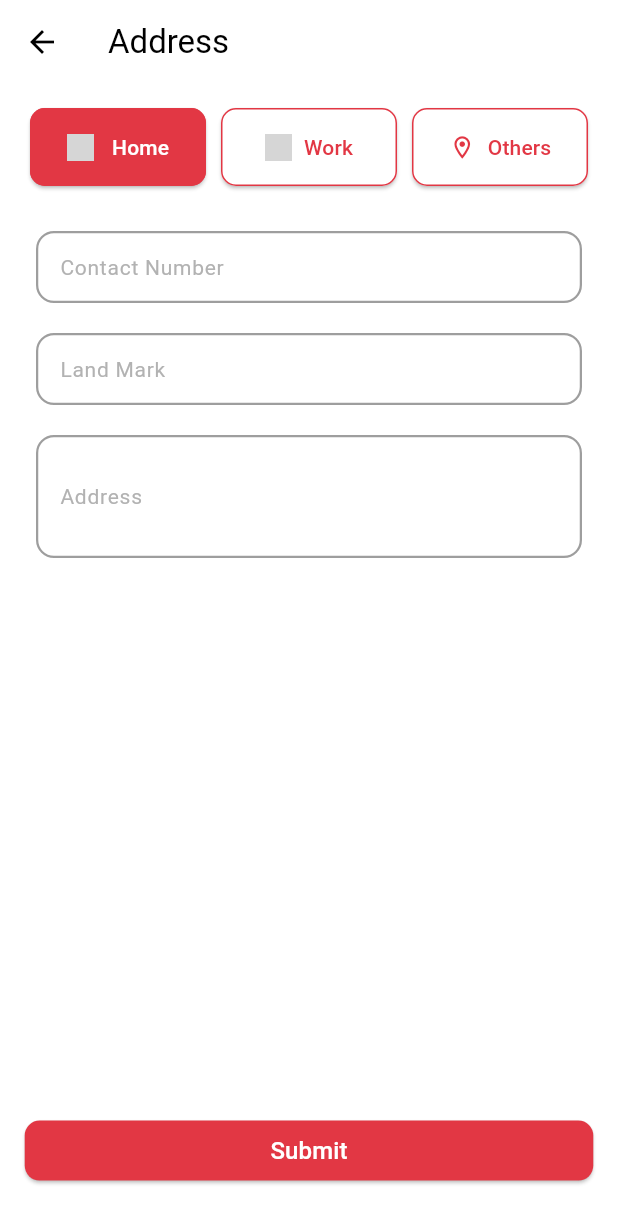
After one commit to workahr/QCF_User, a Flutter app: the EditAddresspage screen opened directly, on a phone screen of 412 x 824 dp. The commit adds this screen. Shown: the top 1224 px of the screen. Run offline on Flutter 3.47's test engine with Material 3 defaults, Android fonts, the light colour scheme and no system bars; our stand-ins replace carousel_slider, dots_indicator, dotted_border, dotted_line, dropdown_search, flutter_spinkit and 4 more; accounts and stored records are empty; grey boxes are pictures that could not be loaded.

Commit message:
profile and address page finished

```diff
--- /dev/null
+++ b/lib/address/edit_addresspage.dart
@@ -0,0 +1,234 @@
+import 'package:flutter/material.dart';
+import 'package:namfood/constants/app_colors.dart';
+import 'package:namfood/constants/constants.dart';
+import 'package:namfood/widgets/custom_text_field.dart';
+
+import '../widgets/button_widget.dart';
+
+class EditAddresspage extends StatefulWidget {
+  const EditAddresspage({super.key});
+
+  @override
+  State<EditAddresspage> createState() => _EditAddresspageState();
+}
+
+class _EditAddresspageState extends State<EditAddresspage> {
+  int _selectedIndex = 0; // Track the selected tab
+
+  // Method to change the tab
+  void _onTabSelected(int index) {
+    setState(() {
+      _selectedIndex = index;
+    });
+  }
+
+  @override
+  Widget build(BuildContext context) {
+    var screenHeight = MediaQuery.of(context).size.height;
+    var screenWidth = MediaQuery.of(context).size.width;
+
+    return Scaffold(
+      appBar: AppBar(
+        title: Text('Address'),
+      ),
+      body: Padding(
+        padding: EdgeInsets.symmetric(vertical: 16, horizontal: 20.0),
+        child: Column(
+          children: [
+            // Custom Tab Bar with ElevatedButtons
+            Row(
+              mainAxisAlignment: MainAxisAlignment.spaceAround,
+              children: [
+                // Home Tab
+                Expanded(
+                  flex: 2,
+                  child: ElevatedButton(
+                    onPressed: () => _onTabSelected(0),
+                    style: ElevatedButton.styleFrom(
+                      foregroundColor:
+                          _selectedIndex == 0 ? Colors.white : AppColors.red,
+                      backgroundColor:
+                          _selectedIndex == 0 ? AppColors.red : Colors.white,
+                      shape: RoundedRectangleBorder(
+                        borderRadius: BorderRadius.circular(10),
+                        side: BorderSide(color: AppColors.red),
+                      ),
+                      padding: EdgeInsets.symmetric(vertical: 16.0),
+                    ),
+                    child: Row(
+                      mainAxisAlignment: MainAxisAlignment.center,
+                      children: [
+                        Image.asset(
+                          _selectedIndex == 0
+                              ? AppAssets.home_white
+                              : AppAssets.home_red,
+                          width: 18,
+                          height: 18,
+                        ),
+                        SizedBox(width: 12),
+                        Text('Home'),
+                      ],
+                    ),
+                  ),
+                ),
+                SizedBox(width: 10),
+
+                // Work Tab
+                Expanded(
+                  flex: 2,
+                  child: ElevatedButton(
+                    onPressed: () => _onTabSelected(1),
+                    style: ElevatedButton.styleFrom(
+                      foregroundColor:
+                          _selectedIndex == 1 ? Colors.white : AppColors.red,
+                      backgroundColor:
+                          _selectedIndex == 1 ? AppColors.red : Colors.white,
+                      shape: RoundedRectangleBorder(
+                        borderRadius: BorderRadius.circular(10),
+                        side: BorderSide(color: AppColors.red),
+                      ),
+                      padding: EdgeInsets.symmetric(vertical: 16.0),
+                    ),
+                    child: Row(
+                      mainAxisAlignment: MainAxisAlignment.center,
+                      children: [
+                        Image.asset(
+                          _selectedIndex == 1
+                              ? AppAssets.work_white
+                              : AppAssets.work_red,
+                          width: 18,
+                          height: 18,
+                        ),
+                        SizedBox(width: 8),
+                        Text('Work'),
+                      ],
+                    ),
+                  ),
+                ),
+                SizedBox(width: 10),
+
+                // Others Tab
+                Expanded(
+                  flex: 2,
+                  child: ElevatedButton(
+                    onPressed: () => _onTabSelected(2),
+                    style: ElevatedButton.styleFrom(
+                      foregroundColor:
+                          _selectedIndex == 2 ? Colors.white : AppColors.red,
+                      backgroundColor:
+                          _selectedIndex == 2 ? AppColors.red : Colors.white,
+                      shape: RoundedRectangleBorder(
+                        borderRadius: BorderRadius.circular(10),
+                        side: BorderSide(color: AppColors.red),
+                      ),
+                      padding: EdgeInsets.symmetric(vertical: 16.0),
+                    ),
+                    child: Row(
+                      mainAxisAlignment: MainAxisAlignment.center,
+                      children: [
+                        Icon(
+                          Icons.location_on_outlined,
+                          color: _selectedIndex == 2
+                              ? Colors.white
+                              : AppColors.red,
+                        ),
+                        SizedBox(width: 8),
+                        Text('Others'),
+                      ],
+                    ),
+                  ),
+                ),
+              ],
+            ),
+            SizedBox(height: 20),
+
+            // Content for each tab
+            Expanded(
+              child: IndexedStack(
+                index: _selectedIndex, // Display the selected tab's content
+                children: [
+                  Column(
+                    children: [
+                      CustomeTextField(
+                        borderColor: AppColors.grey,
+                        labelText: 'Contact Number',
+                        width: screenWidth,
+                      ),
+                      CustomeTextField(
+                        borderColor: AppColors.grey,
+                        labelText: 'Land Mark',
+                        width: screenWidth,
+                      ),
+                      CustomeTextField(
+                        borderColor: AppColors.grey,
+                        labelText: 'Address',
+                        lines: 3,
+                        width: screenWidth,
+                      ),
+                    ],
+                  ),
+                  Column(
+                    children: [
+                      CustomeTextField(
+                        borderColor: AppColors.grey,
+                        labelText: 'Save As',
+                        width: screenWidth,
+                      ),
+                      CustomeTextField(
+                        borderColor: AppColors.grey,
+                        labelText: 'Contact Number',
+                        width: screenWidth,
+                      ),
+                      CustomeTextField(
+                        borderColor: AppColors.grey,
+                        labelText: 'Land Mark',
+                        width: screenWidth,
+                      ),
+                      CustomeTextField(
+                        borderColor: AppColors.grey,
+                        labelText: 'Address',
+                        lines: 3,
+                        width: screenWidth,
+                      ),
+                    ],
+                  ),
+                  Column(
+                    children: [
+                      CustomeTextField(
+                        borderColor: AppColors.grey,
+                        labelText: 'Contact Number',
+                        width: screenWidth,
+                      ),
+                      CustomeTextField(
+                        borderColor: AppColors.grey,
+                        labelText: 'Land Mark',
+                        width: screenWidth,
+                      ),
+                      CustomeTextField(
+                        borderColor: AppColors.grey,
+                        labelText: 'Address',
+                        lines: 3,
+                        width: screenWidth,
+                      ),
+                    ],
+                  ),
+                ],
+              ),
+            ),
+          ],
+        ),
+      ),
+      bottomSheet: Padding(
+        padding: EdgeInsets.symmetric(
+            vertical: screenHeight * 0.04, horizontal: screenWidth * 0.04),
+        child: ButtonWidget(
+          borderRadius: 10,
+          title: "Submit",
+          width: screenWidth,
+          color: AppColors.red,
+          onTap: () {},
+        ),
+      ),
+    );
+  }
+}
--- a/lib/constants/app_assets.dart
+++ b/lib/constants/app_assets.dart
@@ -100,4 +100,14 @@ class AppAssets {
   static const String profilepayment = 'images/profile_payment.png';
   static const String profilesettings = 'images/profile_setting.png';
   static const String genderal = 'images/genderal.png';
+  static const String address = "assets/images/address.png";
+
+  static const String home_black = 'images/Home_black.png';
+  static const String home_white = 'images/home_white.png';
+  static const String home_red = 'images/home_red.png';
+  static const String work_black = 'images/work_black.png';
+  static const String work_red = 'images/work_red.png';
+  static const String work_white = 'images/work_white.png';
+
+  static const String profileavathar = 'images/profileavathar.png';
 }
--- a/lib/constants/app_colors.dart
+++ b/lib/constants/app_colors.dart
@@ -101,6 +101,7 @@ class AppColors {
   static const Color blue = Color(0xFF2F64FE);
   static const Color bluetone = Color(0xFF91A0B8);
   static const Color n_black = Color(0xFF000000);
+  static const Color white = Color(0xFFFFFFFF);
 
   Color loadingGrey = Colors.grey[300]!;
   Color loadingGrey2 = Colors.grey[100]!;
```
Also changed, not shown: lib/pages/json_data/myorder_page_json.dart (+17 -1 lines), lib/pages/models/myorder_page_model.dart (+7 -3 lines), lib/pages/order/myorder_page.dart (+8 -8 lines), lib/pages/profile/edit_profilepage.dart (added, +69 -0 lines), lib/pages/profile/profile_screen.dart (+231 -121 lines), assets/images/Home_black.png (added), assets/images/address.png (added), assets/images/home_red.png (added), assets/images/home_white.png (added), assets/images/work_black.png (added), assets/images/work_red.png (added), assets/images/work_white.png (added), 1 other file.
